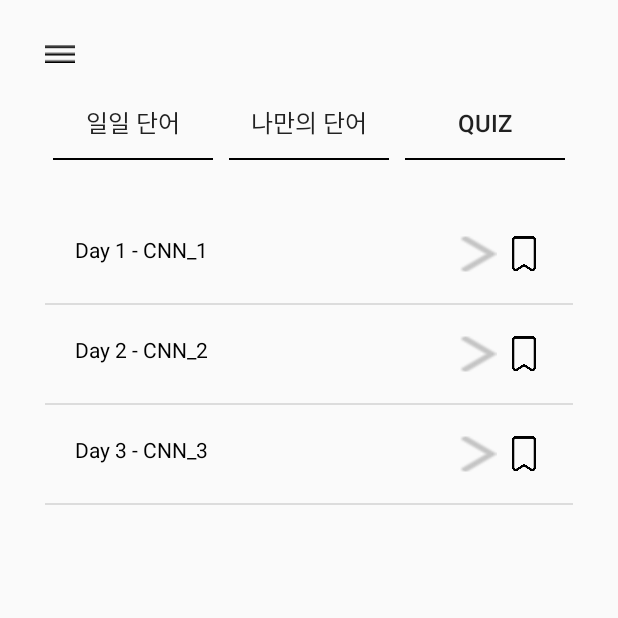
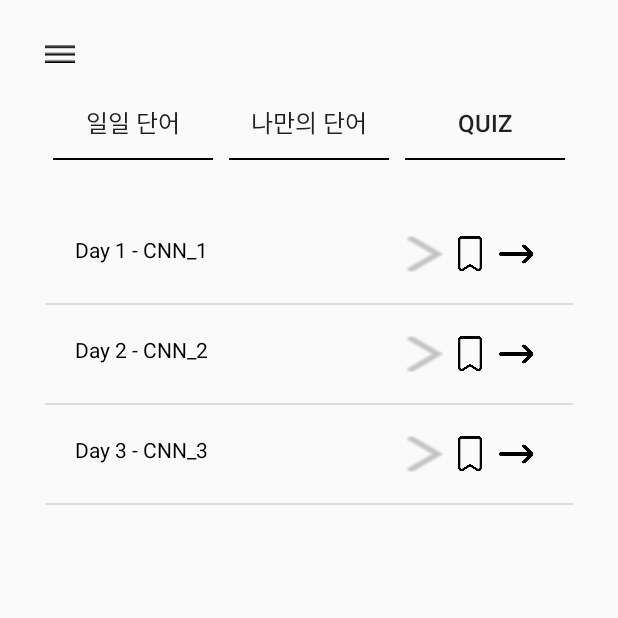
Before and after one commit to DahyeLee2232/WordDB, an Android app: the TodayWordFragment screen opened directly, with no data from a screen before it, on a phone screen of 412 x 824 dp, the top half of it. Run offline under Robolectric (Android 15) with nearby library versions, the phone set to English and light mode, and no system bars.

Commit message:
add go button

```diff
--- a/app/src/main/java/com/example/wordwallet/TodayExpandableListAdapter.java
+++ b/app/src/main/java/com/example/wordwallet/TodayExpandableListAdapter.java
@@ -73,6 +73,7 @@ public class TodayExpandableListAdapter extends BaseExpandableListAdapter implem
         TextView listName = v.findViewById(R.id.list_name);
         ImageButton shortcutBtn = v.findViewById(R.id.shortcut_btn);
         CheckBox bookmark = v.findViewById(R.id.bookmark);
+        ImageButton goBtn = v.findViewById(R.id.arrow_btn);
 
         listName.setText(getGroup(id).listName);
 
@@ -83,6 +84,16 @@ public class TodayExpandableListAdapter extends BaseExpandableListAdapter implem
                 Intent intent = new Intent(context, ShortActivity.class);
                 intent.putExtra("wordlist", parentItems.get((int) getGroupId(id)).id_pk);
                 //단어장 리스트 -> 영상 화면 -> 단어 액티비티
+                context.startActivity(intent);
+            }
+        });
+
+        //단어 뷰페이저
+        goBtn.setOnClickListener(new View.OnClickListener() {
+            @Override
+            public void onClick(View view) {
+                Intent intent = new Intent(context, OneWordActivity.class);
+                intent.putExtra("wordlist", parentItems.get((int) getGroupId(id)).id_pk);
                 context.startActivity(intent);
             }
         });
--- a/app/src/main/res/layout/item_parent_today.xml
+++ b/app/src/main/res/layout/item_parent_today.xml
@@ -14,12 +14,22 @@
         android:textColor="#FF000000"/>
     <!--임시 사이즈-->
 
+    <ImageButton
+        android:id="@+id/arrow_btn"
+        android:layout_width="25dp"
+        android:layout_height="25dp"
+        android:background="@drawable/arrow"
+        android:layout_alignParentRight="true"
+        android:layout_marginRight="5dp"
+        android:focusable="false"/>
+
     <CheckBox
         android:id="@+id/bookmark"
         android:layout_width="25dp"
         android:layout_height="25dp"
         android:button="@null"
-        android:layout_alignParentRight="true"
+        android:layout_toLeftOf="@+id/arrow_btn"
+        android:layout_marginRight="5dp"
         android:background="@drawable/custom_bookmark"
         android:focusable="false"/>
 
```
